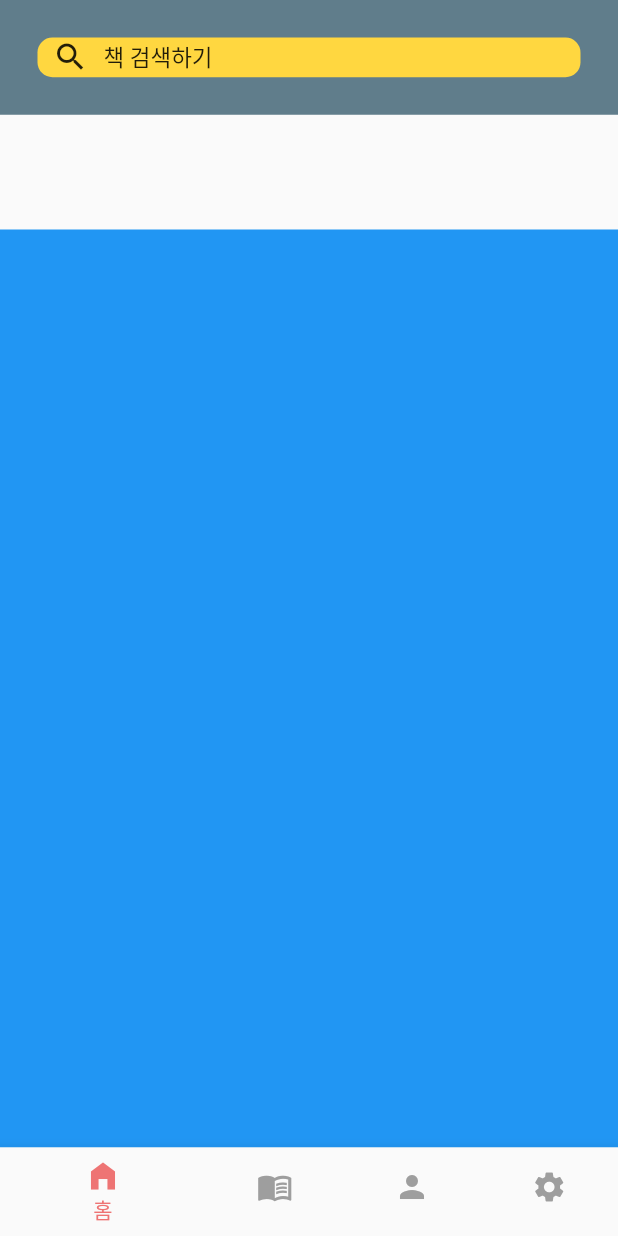
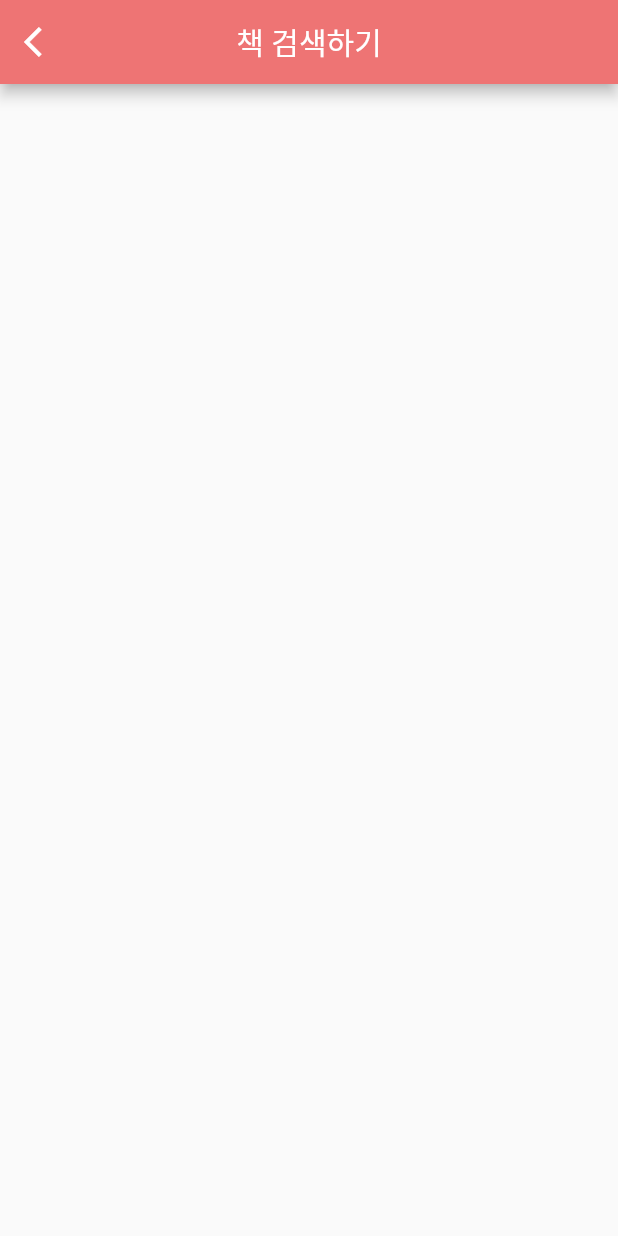
Before and after one commit to Ontheway-01/bookjeok_android, a Flutter app: the screen it shows after launch, on a phone screen of 412 x 824 dp. Run offline on Flutter 3.47's test engine with Material 2 defaults, Android fonts, the phone set to English and light mode, and no system bars.

Commit message:
-appbar 완

```diff
--- a/lib/main.dart
+++ b/lib/main.dart
@@ -1,4 +1,5 @@
 import 'package:bookjeok_android/colors/colors.dart';
+import 'package:bookjeok_android/pages/booksearch/book_search_page.dart';
 import 'package:bookjeok_android/pages/login/login_page.dart';
 import 'package:bookjeok_android/pages/test_page.dart';
 import 'package:bookjeok_android/pages/user/user_page.dart';
@@ -17,7 +18,7 @@ class BookjeokApp extends StatelessWidget {
     return MaterialApp(
       debugShowCheckedModeBanner: false,
       theme: ThemeData(primarySwatch: coral),
-      home: PageStates(),
+      home: BookSearchPage(),
 
     );
   }
--- a/lib/pages/booksearch/book_search_page.dart
+++ b/lib/pages/booksearch/book_search_page.dart
@@ -1,4 +1,5 @@
 import 'package:flutter/cupertino.dart';
+import 'package:flutter/material.dart';
 
 class BookSearchPage extends StatefulWidget {
   const BookSearchPage({super.key});
@@ -10,6 +11,22 @@ class BookSearchPage extends StatefulWidget {
 class _BookSearchPageState extends State<BookSearchPage> {
   @override
   Widget build(BuildContext context) {
-    return const Placeholder();
+    return Scaffold(
+      appBar: AppBar(
+        leading: IconButton(
+          onPressed: (){
+            Navigator.pop(context);
+          },
+          icon: Icon(Icons.arrow_back_ios),
+        ),
+        title: Text(
+          '책 검색하기',
+          style: TextStyle(
+            fontSize: 20
+          ),
+        ),
+        centerTitle: true,
+      ),
+    );
   }
 }
```
